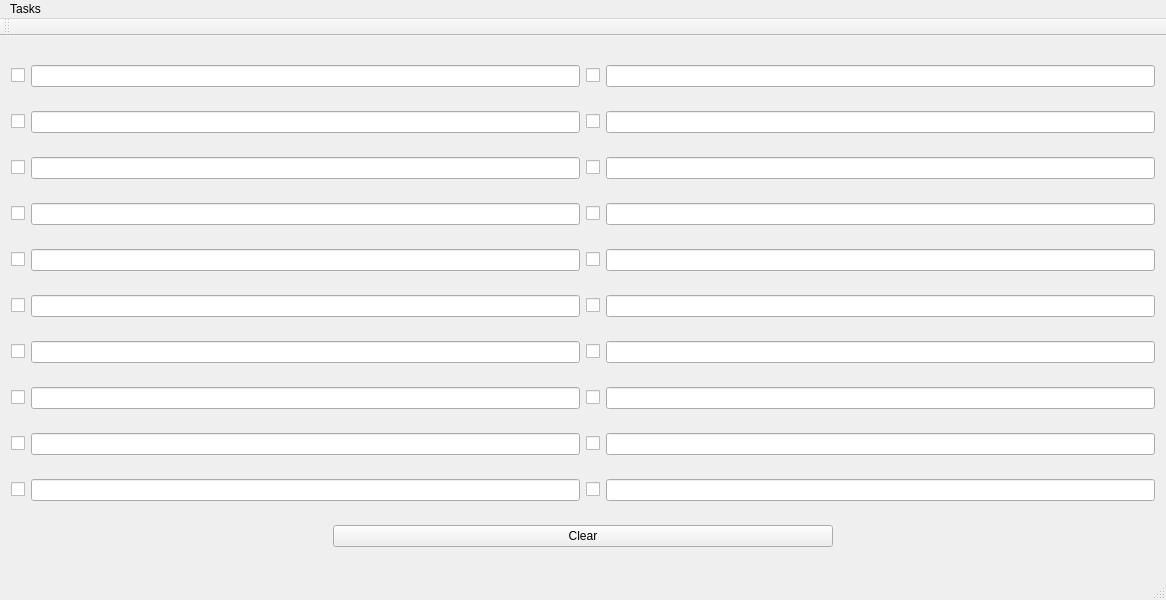
Qt form mainwindow.ui (aaron-loz/Workflow-Tasklist) before a commit.
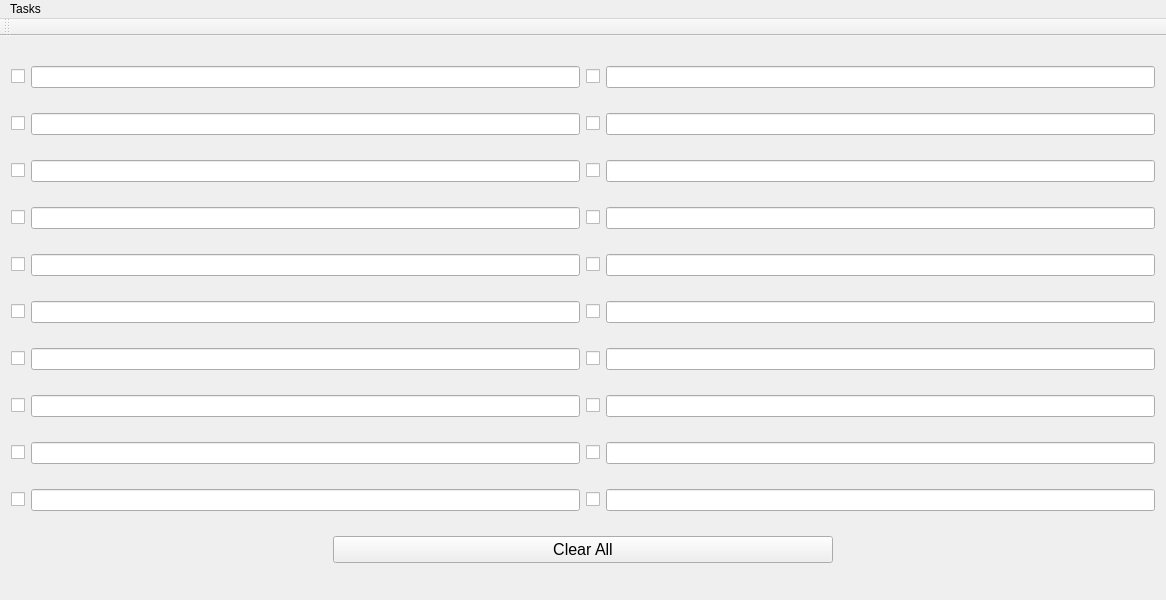
The same form after that commit.

Commit message: Add UI elements for later

What changed in the file:
```diff
--- a/mainwindow.ui
+++ b/mainwindow.ui
@@ -315,7 +315,14 @@
          </widget>
         </item>
         <item>
-         <widget class="QLineEdit" name="lineEdit18"/>
+         <widget class="QLineEdit" name="lineEdit18">
+          <property name="styleSheet">
+           <string notr="true"/>
+          </property>
+          <property name="text">
+           <string/>
+          </property>
+         </widget>
         </item>
        </layout>
       </item>
@@ -343,12 +350,21 @@
         <height>0</height>
        </size>
       </property>
+      <property name="font">
+       <font>
+        <family>Arial</family>
+        <pointsize>12</pointsize>
+        <weight>9</weight>
+        <italic>false</italic>
+        <bold>false</bold>
+       </font>
+      </property>
       <property name="styleSheet">
        <string notr="true">font: 75 12pt &quot;MS Shell Dlg 2&quot;;
 font: 75 12pt &quot;Arial&quot;;</string>
       </property>
       <property name="text">
-       <string>Clear</string>
+       <string>Clear All</string>
       </property>
      </widget>
     </item>
@@ -362,7 +378,6 @@
     <bool>false</bool>
    </attribute>
   </widget>
-  <widget class="QStatusBar" name="statusBar"/>
   <widget class="QMenuBar" name="menuBar">
    <property name="geometry">
     <rect>
```
The commit also changes 7 other files.
